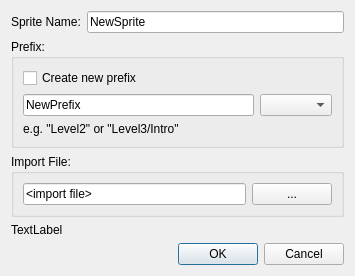
Old version of the form Editor/src/Explorer/Project/DlgNewProjectItem.ui in the repository GameOverture/HarmonyEngine.
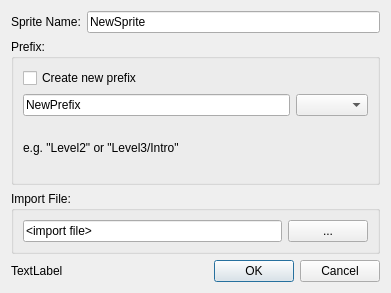
New version of the form.

Commit message: Dialog error labels are now inline with the button box

```diff
--- a/Editor/src/Explorer/Project/DlgNewProjectItem.ui
+++ b/Editor/src/Explorer/Project/DlgNewProjectItem.ui
@@ -6,8 +6,8 @@
    <rect>
     <x>0</x>
     <y>0</y>
-    <width>355</width>
-    <height>253</height>
+    <width>391</width>
+    <height>293</height>
    </rect>
   </property>
   <property name="sizePolicy">
@@ -123,6 +123,8 @@
     </widget>
    </item>
    <item>
+    <layout class="QHBoxLayout" name="horizontalLayout_4">
+     <item>
     <widget class="QLabel" name="lblError">
      <property name="text">
       <string>TextLabel</string>
@@ -135,9 +137,11 @@
       <enum>Qt::Horizontal</enum>
      </property>
      <property name="standardButtons">
-      <set>QDialogButtonBox::Cancel|QDialogButtonBox::Ok</set>
-     </property>
-    </widget>
+        <set>QDialogButtonBox::StandardButton::Cancel|QDialogButtonBox::StandardButton::Ok</set>
+       </property>
+      </widget>
+     </item>
+    </layout>
    </item>
   </layout>
  </widget>
```
Left out of the diff: 2 changed lines with no effect on the pictures. Lines whose indentation alone changed are shown as unchanged. The commit also changes 7 other files.
